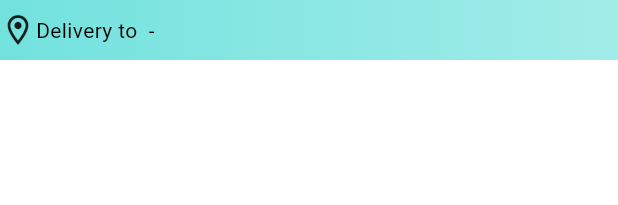
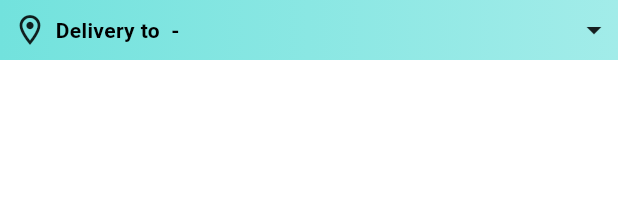
Before and after one commit to ismail-ilm66/amazon-clone-flutter-practice, a Flutter app: the AdressBar widget shown alone on an empty page, opened directly, on a phone screen of 412 x 824 dp. Shown: the top 205 px of the screen. Run offline on Flutter 3.47's test engine with Material 2 defaults, Android fonts, the phone set to English and light mode, and no system bars; our stand-ins replace badges, carousel_slider, shared_preferences; accounts and stored records are empty; network calls fail.

Commit message:
added some features to home screen made sketch of the home screen

```diff
--- a/lib/constants/global_variables.dart
+++ b/lib/constants/global_variables.dart
@@ -1,6 +1,6 @@
 import 'package:flutter/material.dart';
 
-String uri = 'http://192.168.10.2:3000';
+String uri = 'http://192.168.10.6:3000';
 
 class GlobalVariables {
   static const appBarGradient = LinearGradient(
@@ -11,9 +11,25 @@ class GlobalVariables {
     stops: [0.5, 1.0],
   );
 
+  static const List<String> carouselImages = [
+    'https://images-eu.ssl-images-amazon.com/images/G/31/img21/Wireless/WLA/TS/D37847648_Accessories_savingdays_Jan22_Cat_PC_1500.jpg',
+    'https://images-eu.ssl-images-amazon.com/images/G/31/img2021/Vday/bwl/English.jpg',
+    'https://images-eu.ssl-images-amazon.com/images/G/31/img22/Wireless/AdvantagePrime/BAU/14thJan/D37196025_IN_WL_AdvantageJustforPrime_Jan_Mob_ingress-banner_1242x450.jpg',
+    'https://images-na.ssl-images-amazon.com/images/G/31/Symbol/2020/00NEW/1242_450Banners/PL31_copy._CB432483346_.jpg',
+    'https://images-na.ssl-images-amazon.com/images/G/31/img21/shoes/September/SSW/pc-header._CB641971330_.jpg',
+  ];
+
   static const secondaryColor = Color.fromRGBO(255, 153, 0, 1);
   static const backgroundColor = Colors.white;
   static const Color greyBackgroundColor = Color(0xffebecee);
   static var selectedNavBarColor = Colors.cyan[800];
   static var unSelectedNavBarColor = Colors.black87;
+
+  static const List<Map<String, String>> categoryImages = [
+    {'title': 'Mobiles', 'image': 'assets\/images\/mobiles.jpeg'},
+    {'title': 'Essentials', 'image': 'assets\/images\/essentials.jpeg'},
+    {'title': 'Appliances', 'image': 'assets\/images\/appliances.jpeg'},
+    {'title': 'Book', 'image': 'assets\/images\/books.jpeg'},
+    {'title': 'Fashion', 'image': 'assets\/images\/fashion.jpeg'},
+  ];
 }
--- a/lib/features/auth/services/auth_services.dart
+++ b/lib/features/auth/services/auth_services.dart
@@ -107,7 +107,7 @@ class AuthService {
           'x-auth-token': token!,
         },
       );
-
+      print(tokenResponse.body);
       final res = jsonDecode(tokenResponse.body);
       print(res);
       if (res == true) {
--- a/lib/features/home/widgets/address_contaiener.dart
+++ b/lib/features/home/widgets/address_contaiener.dart
@@ -10,7 +10,7 @@ class AdressBar extends StatelessWidget {
     final user = Provider.of<UserProvider>(context).user;
     return Container(
         height: 40,
-        decoration: BoxDecoration(
+        decoration: const BoxDecoration(
           gradient: LinearGradient(
             colors: [
               Color.fromARGB(255, 114, 226, 221),
@@ -20,8 +20,25 @@ class AdressBar extends StatelessWidget {
         ),
         child: Row(
           children: [
-            Icon(Icons.location_on_outlined),
-            Text('Delivery to ${user.name} - ${user.address}'),
+            const Padding(
+              padding: EdgeInsets.only(
+                left: 8.0,
+                right: 5,
+              ),
+              child: Icon(
+                Icons.location_on_outlined,
+              ),
+            ),
+            Expanded(
+                child: Text(
+              'Delivery to ${user.name} - ${user.address}',
+              style: const TextStyle(fontWeight: FontWeight.w600),
+              overflow: TextOverflow.ellipsis,
+            )),
+            const Padding(
+              padding: EdgeInsets.only(right: 4.0),
+              child: Icon(Icons.arrow_drop_down),
+            ),
           ],
         ));
   }
--- a/pubspec.yaml
+++ b/pubspec.yaml
@@ -29,6 +29,7 @@ environment:
 # versions available, run `flutter pub outdated`.
 dependencies:
   badges: ^3.1.1
+  carousel_slider: ^4.2.1
   cupertino_icons: ^1.0.2
   flutter:
     sdk: flutter
```
Also changed, not shown: lib/features/home/screens/home_screen.dart (+24 -9 lines), lib/features/home/widgets/carousel_slider.dart (added, +30 -0 lines), lib/features/home/widgets/deal_of_the_day.dart (added, +92 -0 lines), lib/features/home/widgets/top_categories.dart (added, +45 -0 lines), pubspec.lock.
